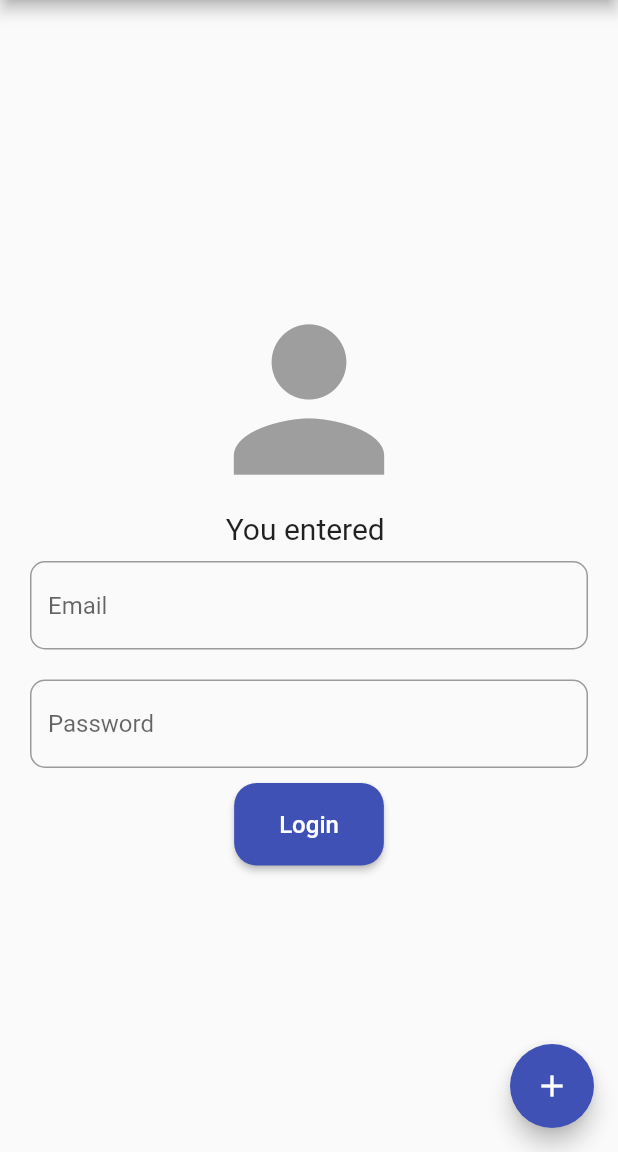
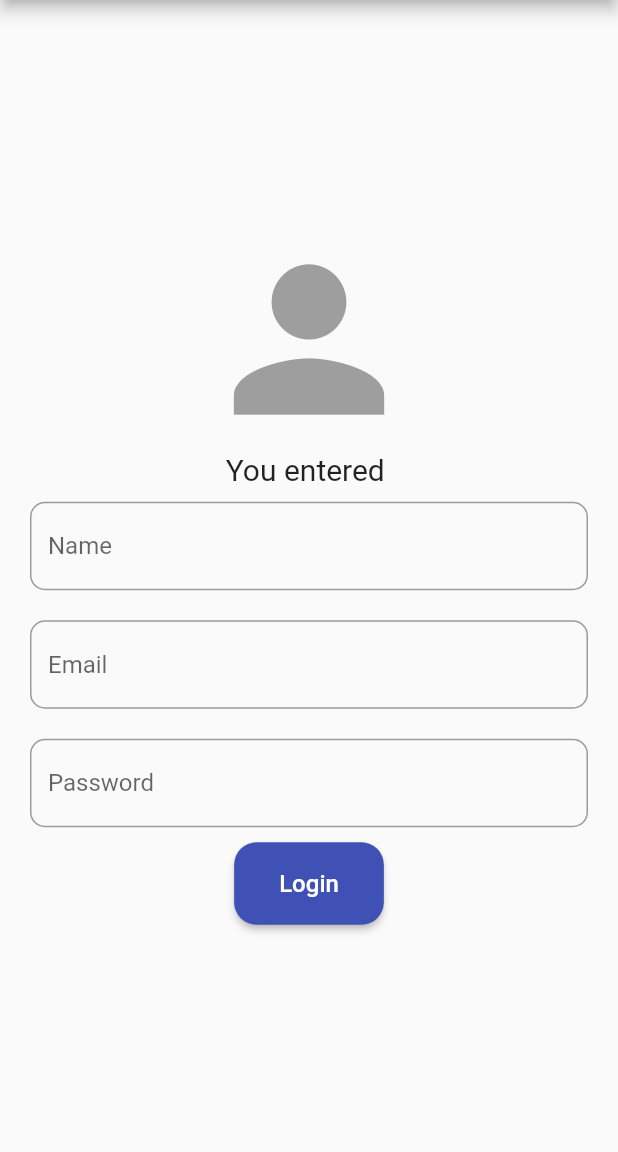
Before and after one commit to joelmichael94/hello_flutter, a Flutter app: the Register screen opened by its route, after a tap on "Login", after a tap on "Register here", on a phone screen of 412 x 824 dp, the part 84-1236 px from its top. Run offline on Flutter 3.47's test engine with Material 2 defaults, Android fonts, the phone set to English and light mode, and no system bars; our stand-ins replace go_router, shared_preferences, sqflite; missing offline and left inert: dart:ffi; accounts and stored records are empty.

Commit message:
upgraded flutter to 3.10, added name field in register

```diff
--- a/lib/data/database/db.dart
+++ b/lib/data/database/db.dart
@@ -58,7 +58,7 @@ class TaskDatabase {
 
   static Future<Database> createDb() async {
     return openDatabase(join(await getDatabasesPath(), "tasks_database.db"),
-        version: 2, onConfigure: (Database database) async {
+        version: 1, onConfigure: (Database database) async {
       await _onConfigure(database);
     },
         // onUpgrade: (Database db, int oldV, int newV) async {await _onUpgrade(db, oldV, newV);},
--- a/lib/ui/home_tabs/tab1.dart
+++ b/lib/ui/home_tabs/tab1.dart
@@ -1,10 +1,10 @@
 import 'package:flutter/material.dart';
 import 'package:go_router/go_router.dart';
 import 'package:hello_flutter/data/repository/task_repo_impl.dart';
+
 import '../../data/model/task.dart';
 
 class FirstTab extends StatefulWidget {
-
   const FirstTab({Key? key}) : super(key: key);
 
   @override
--- a/lib/ui/login.dart
+++ b/lib/ui/login.dart
@@ -141,11 +141,6 @@ class _LoginState extends State<Login> {
           ],
         )
       ]),
-      floatingActionButton: FloatingActionButton(
-        onPressed: () => {},
-        backgroundColor: Colors.indigo,
-        child: const Icon(Icons.add),
-      ),
     );
   }
 }
--- a/lib/ui/register.dart
+++ b/lib/ui/register.dart
@@ -16,7 +16,8 @@ class _RegisterState extends State<Register> {
   var _emailError = "";
   var _password = "";
   var _passwordError = "";
-  var _name = "Joe";
+  var _name = "";
+  var _nameError = "";
 
   _onPasswordChanged(value) {
     setState(() {
@@ -27,6 +28,12 @@ class _RegisterState extends State<Register> {
   _onEmailChanged(value) {
     setState(() {
       _email = value;
+    });
+  }
+
+  _onNameChanged(value) {
+    setState(() {
+      _name = value;
     });
   }
 
@@ -42,6 +49,12 @@ class _RegisterState extends State<Register> {
         _passwordError = "Password cannot be empty";
       } else {
         _passwordError = "";
+      }
+
+      if (_name.isEmpty) {
+        _nameError = "Name cannot be empty";
+      } else {
+        _nameError = "";
       }
 
       AuthService.createUser(
@@ -77,6 +90,16 @@ class _RegisterState extends State<Register> {
             style:
                 const TextStyle(fontWeight: FontWeight.w400, fontSize: 20.0)),
         Column(mainAxisAlignment: MainAxisAlignment.center, children: [
+          Container(
+              padding: const EdgeInsets.symmetric(vertical: 10, horizontal: 20),
+              child: TextField(
+                onChanged: (value) => {_onNameChanged(value)},
+                decoration: InputDecoration(
+                    hintText: "Name",
+                    errorText: _nameError.isEmpty ? null : _nameError,
+                    border: OutlineInputBorder(
+                        borderRadius: BorderRadius.circular(10))),
+              )),
           Container(
               padding: const EdgeInsets.symmetric(vertical: 10, horizontal: 20),
               child: TextField(
@@ -117,11 +140,6 @@ class _RegisterState extends State<Register> {
           ],
         ),
       ]),
-      floatingActionButton: FloatingActionButton(
-        onPressed: () => {},
-        backgroundColor: Colors.indigo,
-        child: const Icon(Icons.add),
-      ),
     );
   }
 }
```
Also changed, not shown: pubspec.lock.
